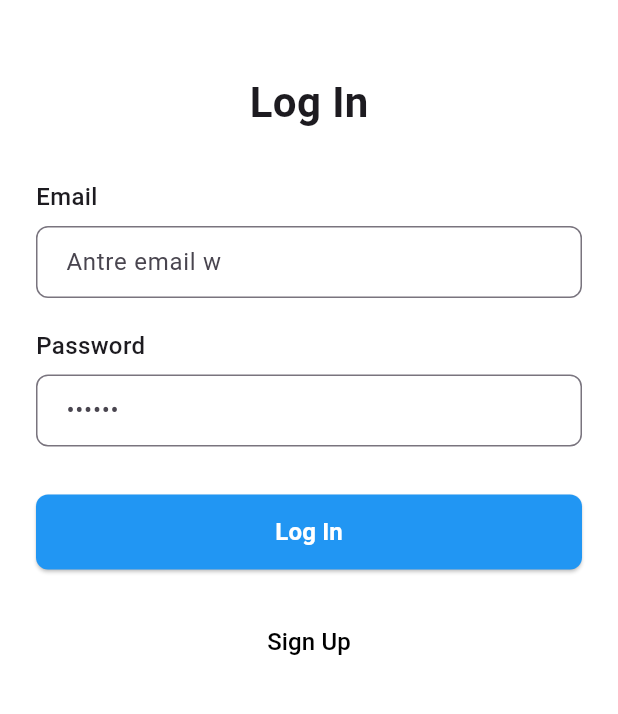
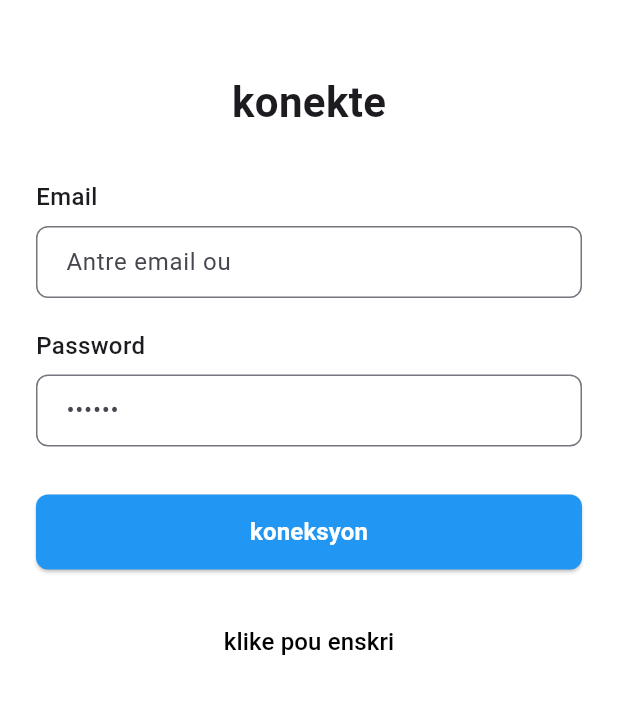
Before and after one commit to Joemanes/joeapp, a Flutter app: the screen it shows after launch, on a phone screen of 412 x 824 dp, the part 377-1091 px from its top. Run offline on Flutter 3.47's test engine with Material 3 defaults, Android fonts, the phone set to English and light mode, and no system bars.

Commit message:
Update main.dart

```diff
--- a/lib/main.dart
+++ b/lib/main.dart
@@ -186,7 +186,7 @@ class _LoginPageState extends State<LoginPage> {
               : TextInputType.emailAddress,
           validator: validator,
           decoration: InputDecoration(
-            hintText: isPassword ? '••••••' : 'Antre email w',
+            hintText: isPassword ? '••••••' : 'Antre email ou',
           ),
         ),
       ],
@@ -235,7 +235,7 @@ class _LoginPageState extends State<LoginPage> {
                   ),
                   const SizedBox(height: 48),
                   const Text(
-                    'Log In',
+                    'konekte',
                     style: TextStyle(fontSize: 28, fontWeight: FontWeight.bold),
                   ),
                   const SizedBox(height: 32),
@@ -265,7 +265,7 @@ class _LoginPageState extends State<LoginPage> {
                         ),
                       ),
                       child: const Text(
-                        'Log In',
+                        'koneksyon',
                         style: TextStyle(
                           fontSize: 16,
                           fontWeight: FontWeight.w600,
@@ -283,7 +283,7 @@ class _LoginPageState extends State<LoginPage> {
                       ),
                     ),
                     child: const Text(
-                      'Sign Up',
+                      'klike pou enskri',
                       style: TextStyle(
                         fontSize: 16,
                         color: Colors.black,
```
